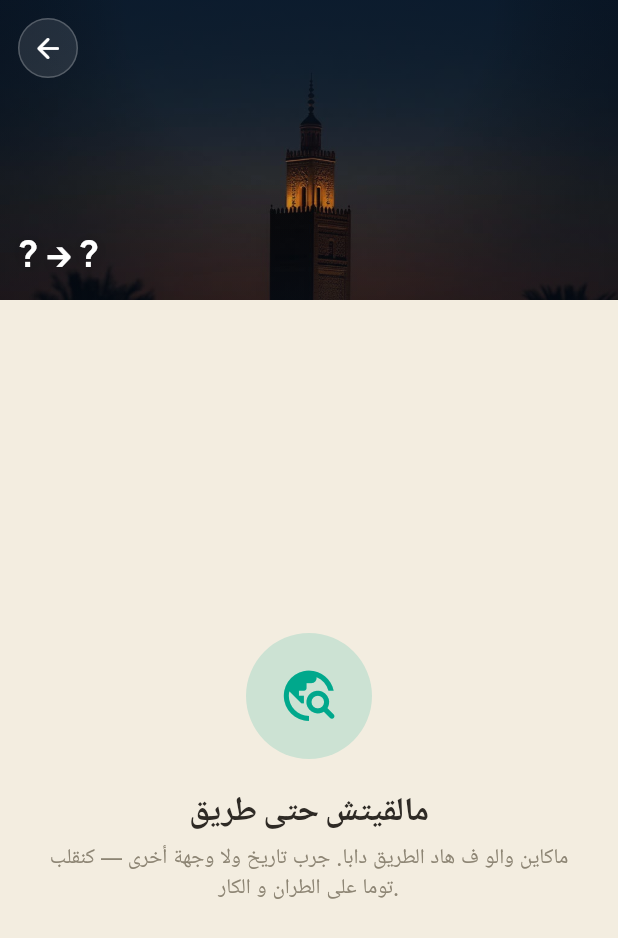
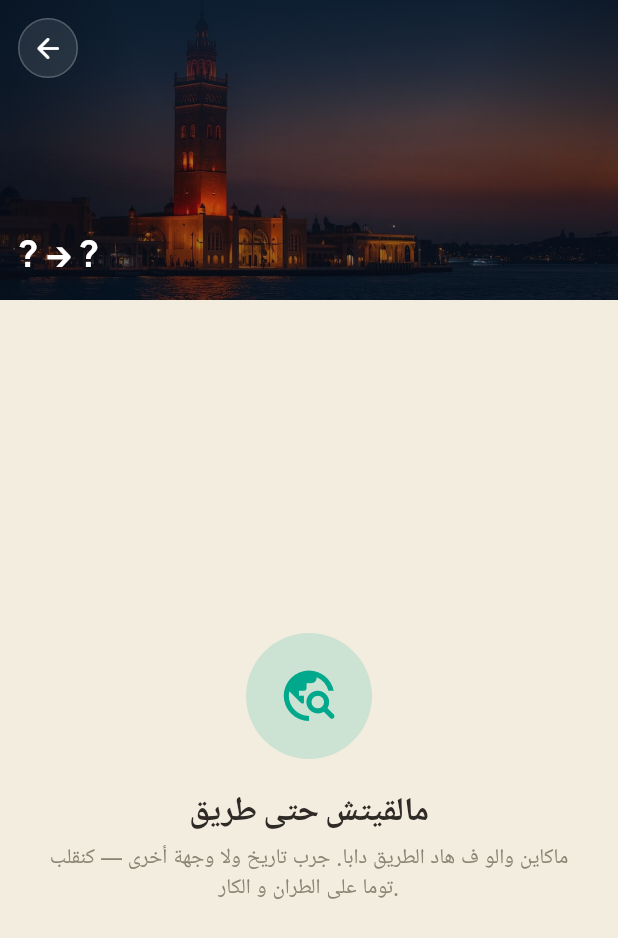
Before and after one commit to bakr1100-cyber/Bakr, a Flutter app: the SearchResultsScreen screen opened directly, on a phone screen of 412 x 824 dp. Shown: the top 938 px of the screen. Run offline on Flutter 3.47's test engine with Material 3 defaults, Android fonts, the phone set to English and light mode, and no system bars; our stand-ins replace audioplayers, firebase_core, firebase_messaging, flutter_local_notifications, flutter_tts, shared_preferences and 2 more; missing offline and left inert: dart:html, dart:js_interop, record; accounts and stored records are empty.

Commit message:
Every screen's photo header now rolls a random one of the three verified photos
Per direct feedback: every screen should carry a background photo, and it
should always be picked randomly from the three verified city photos
(Fès, Casablanca, Marrakech) rather than tied to whichever destination is
selected - most destinations have no verified photo anyway, so the old
destination-matching logic meant almost every header fell back to the same
generic image regardless.

HeroPhotoFrame (shared by CityHeroHeader and RouteHeroHeader) now rolls the
photo itself, once per widget instance so it stays stable across rebuilds
instead of flickering, and rolls fresh on each new navigation to the
screen. Also adds the same header to the itinerary-detail screen, replacing
its plain "Trip details" AppBar - the one search-flow screen that still
didn't have it.

154/154 tests passing, flutter analyze clean (2 pre-existing infos only).

```diff
--- a/lib/widgets/city_hero_header.dart
+++ b/lib/widgets/city_hero_header.dart
@@ -1,3 +1,5 @@
+import 'dart:math';
+
 import 'package:flutter/material.dart';
 
 import '../core/localization/app_localizations.dart';
@@ -5,50 +7,55 @@ import '../core/theme/app_colors.dart';
 import '../core/theme/app_spacing.dart';
 import '../models/airport.dart';
 
-const _cityImages = <String, String>{
-  'FEZ': 'assets/images/hero_fes.jpg',
-  'CMN': 'assets/images/hero_casablanca.jpg',
-  'RAK': 'assets/images/hero_marrakech.jpg',
-};
+/// The three verified photos (one that genuinely, unmistakably shows that
+/// city - not a generic or mislabeled stand-in): the tiled Fès medina gate,
+/// Casablanca's Hassan II mosque on the water, and Marrakech's Koutoubia
+/// minaret.
+const heroImages = <String>[
+  'assets/images/hero_fes.jpg',
+  'assets/images/hero_casablanca.jpg',
+  'assets/images/hero_marrakech.jpg',
+];
 
-const _defaultHeroImage = 'assets/images/hero_morocco.jpg';
+final _heroRandom = Random();
 
-/// The asset path for a destination's header photo - shared by every
-/// photographic header in the app ([CityHeroHeader], [RouteHeroHeader]) so
-/// the "verified photo or generic fallback" policy lives in exactly one
-/// place.
-///
-/// Only cities with a picture that genuinely shows that city get their
-/// own - anything else falls back to the general Morocco image,
-/// deliberately, because this app's users are Moroccan and would spot a
-/// wrong landmark immediately. (The original mockup's Casablanca photo was
-/// left out for exactly that reason: it showed a European campanile, not
-/// the Hassan II mosque - the current `hero_casablanca.jpg` is a verified
-/// replacement.)
-String heroImageForDestination(Airport? destination) =>
-    _cityImages[destination?.code] ?? _defaultHeroImage;
+/// Rolls one of [heroImages] at random - per explicit request, every screen
+/// with a photo header shows one of the three, independent of whatever
+/// destination happens to be selected (most destinations have no verified
+/// photo of their own anyway, so tying the photo to the destination meant
+/// almost every screen fell back to the same generic image).
+String randomHeroImage() => heroImages[_heroRandom.nextInt(heroImages.length)];
 
-/// The photo-header frame shared by [CityHeroHeader] and [RouteHeroHeader]:
-/// a destination photo capped to [ResponsiveBody]'s content width (so a wide
+/// The photo-header frame shared by every screen that has one
+/// ([CityHeroHeader], [RouteHeroHeader]): one of [heroImages] rolled at
+/// random, capped to [ResponsiveBody]'s content width (so a wide
 /// desktop/tablet browser doesn't force BoxFit.cover to crop the photo down
 /// to a barely-recognizable sliver), the same night-blue wash over it, and
 /// arbitrary foreground content on top.
-class HeroPhotoFrame extends StatelessWidget {
-  const HeroPhotoFrame({
-    super.key,
-    required this.image,
-    required this.height,
-    required this.child,
-  });
+///
+/// The random pick is rolled once when this widget is first inserted into
+/// the tree and then held for its lifetime (`late final` in [State]) - a
+/// fresh roll on every rebuild would make the background flicker between
+/// photos as the screen above it re-renders for unrelated reasons (typing a
+/// date, ticking a counter). Navigating to the screen again mounts a new
+/// instance and rolls again.
+class HeroPhotoFrame extends StatefulWidget {
+  const HeroPhotoFrame({super.key, required this.height, required this.child});
 
-  final String image;
   final double height;
   final Widget child;
 
   @override
+  State<HeroPhotoFrame> createState() => _HeroPhotoFrameState();
+}
+
+class _HeroPhotoFrameState extends State<HeroPhotoFrame> {
+  late final String _image = randomHeroImage();
+
+  @override
   Widget build(BuildContext context) {
     return SizedBox(
-      height: height,
+      height: widget.height,
       child: ColoredBox(
         color: AppColors.heroNavy,
         child: Center(
@@ -58,7 +65,7 @@ class HeroPhotoFrame extends StatelessWidget {
               fit: StackFit.expand,
               children: [
                 Image.asset(
-                  image,
+                  _image,
                   fit: BoxFit.cover,
                   alignment: const Alignment(0, 0.25),
                   // A plain navy block is a perfectly good header on its own,
@@ -95,7 +102,7 @@ class HeroPhotoFrame extends StatelessWidget {
                     ),
                   ),
                 ),
-                child,
+                widget.child,
               ],
             ),
           ),
@@ -107,9 +114,8 @@ class HeroPhotoFrame extends StatelessWidget {
 
 /// Photographic header for the search screen, from the design mockup: a
 /// Moroccan skyline at dusk, a night-blue wash over it, and the headline
-/// naming wherever the traveller is currently heading. The photo follows
-/// the chosen destination - see [heroImageForDestination] for the policy on
-/// which cities get their own photo.
+/// naming wherever the traveller is currently heading. See [randomHeroImage]
+/// for how the photo itself is picked.
 class CityHeroHeader extends StatelessWidget {
   const CityHeroHeader({super.key, this.destination, this.trailing});
 
@@ -125,7 +131,6 @@ class CityHeroHeader extends StatelessWidget {
     final city = destination?.city ?? t('heroDefaultDestination');
 
     return HeroPhotoFrame(
-      image: heroImageForDestination(destination),
       height: 340,
       child: SafeArea(
         bottom: false,
--- a/lib/widgets/route_hero_header.dart
+++ b/lib/widgets/route_hero_header.dart
@@ -2,15 +2,17 @@ import 'package:flutter/material.dart';
 
 import '../core/theme/app_spacing.dart';
 import '../models/airport.dart';
-import 'city_hero_header.dart' show HeroPhotoFrame, heroImageForDestination;
+import 'city_hero_header.dart' show HeroPhotoFrame;
 
-/// The same photo-header treatment as [CityHeroHeader], reused on the
-/// search-results screen: a back button in place of the AppBar's, and the
-/// route ("Brussels -> Tangier") as the headline instead of a greeting -
-/// added per direct feedback that every screen in the mockup carries this
-/// header, not just the landing page.
+/// The same photo-header treatment as [CityHeroHeader], reused wherever a
+/// screen needs a route ("Brussels -> Tangier") as its headline instead of
+/// a greeting: a back button in place of the AppBar's, and one of the three
+/// verified city photos rolled at random behind it (see
+/// [HeroPhotoFrame]) - added per direct feedback that every screen should
+/// carry this header, not just the landing page.
 class RouteHeroHeader extends StatelessWidget {
-  const RouteHeroHeader({super.key, required this.origin, required this.destination});
+  const RouteHeroHeader(
+      {super.key, required this.origin, required this.destination});
 
   final Airport? origin;
   final Airport? destination;
@@ -18,7 +20,6 @@ class RouteHeroHeader extends StatelessWidget {
   @override
   Widget build(BuildContext context) {
     return HeroPhotoFrame(
-      image: heroImageForDestination(destination),
       height: 200,
       child: SafeArea(
         bottom: false,
@@ -35,12 +36,15 @@ class RouteHeroHeader extends StatelessWidget {
                 maxLines: 1,
                 overflow: TextOverflow.ellipsis,
                 style: Theme.of(context).textTheme.headlineSmall?.copyWith(
-                      color: Colors.white,
-                      fontWeight: FontWeight.w700,
-                      shadows: const [
-                        Shadow(color: Color(0x40000000), blurRadius: 16, offset: Offset(0, 2)),
-                      ],
-                    ),
+                  color: Colors.white,
+                  fontWeight: FontWeight.w700,
+                  shadows: const [
+                    Shadow(
+                        color: Color(0x40000000),
+                        blurRadius: 16,
+                        offset: Offset(0, 2)),
+                  ],
+                ),
               ),
             ],
           ),
```
Also changed, not shown: lib/screens/search/itinerary_detail_screen.dart (+49 -22 lines), 1 other file.
